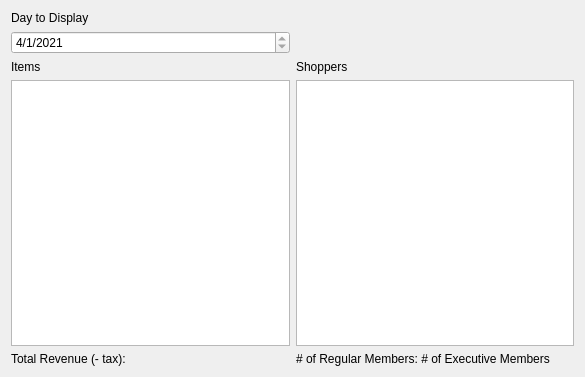
The window that Bulk-Club/salesreportwidget.ui (rhellwege/Bulk-Club) describes before a commit, drawn with Qt 5.
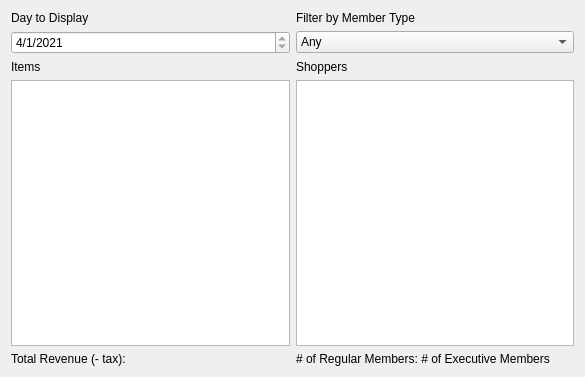
The same window after the commit.

Commit message: Sales Report Finished

The edit to the form file:
```diff
--- a/Bulk-Club/salesreportwidget.ui
+++ b/Bulk-Club/salesreportwidget.ui
@@ -96,6 +96,32 @@
      </property>
     </widget>
    </item>
+   <item row="0" column="1">
+    <widget class="QLabel" name="labelFilter">
+     <property name="text">
+      <string>Filter by Member Type</string>
+     </property>
+    </widget>
+   </item>
+   <item row="1" column="1">
+    <widget class="QComboBox" name="comboBoxFilter">
+     <item>
+      <property name="text">
+       <string>Any</string>
+      </property>
+     </item>
+     <item>
+      <property name="text">
+       <string>Regular</string>
+      </property>
+     </item>
+     <item>
+      <property name="text">
+       <string>Executive</string>
+      </property>
+     </item>
+    </widget>
+   </item>
   </layout>
  </widget>
  <resources/>
```
Left out of the diff: 2 changed lines with no effect on the pictures. The commit also changes 2 other files.
